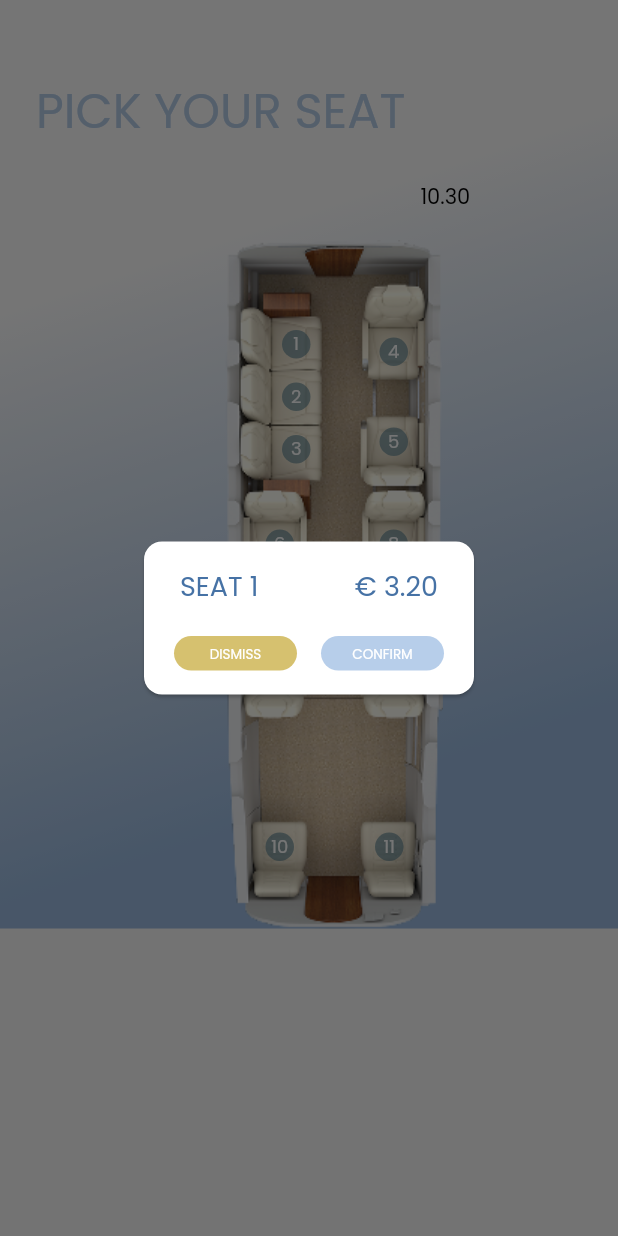
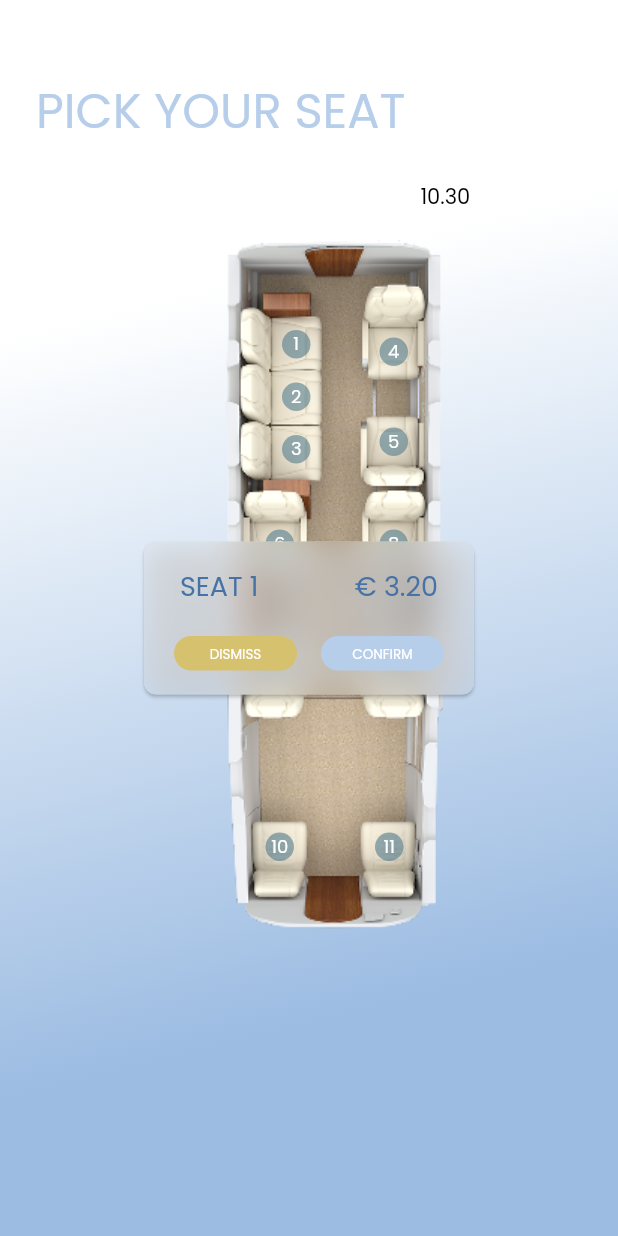
Before and after one commit to charlesarchibong/pick_a_sit, a Flutter app: the PickSeatPage screen opened directly with empty values, after a tap on an icon or button, on a phone screen of 412 x 824 dp. Run offline on Flutter 3.47's test engine with Material 2 defaults, Android fonts, the phone set to English and light mode, and no system bars; our stand-ins replace another_flushbar, bloc, dartz, equatable, flutter_bloc, freezed_annotation and 4 more.

Commit message:
completed widget designs

```diff
--- a/lib/features/pick_seat/presentation/pages/pick_seat_page.dart
+++ b/lib/features/pick_seat/presentation/pages/pick_seat_page.dart
@@ -45,7 +45,9 @@ class PickSeatPage extends StatelessWidget {
   @override
   Widget build(BuildContext context) {
     return WidgetBg(
-      child: SafeArea(
+      child: Scaffold(
+        backgroundColor: Colors.transparent,
+        body: SafeArea(
           child: Padding(
             padding: const EdgeInsets.symmetric(horizontal: 24),
             child: SingleChildScrollView(
@@ -171,6 +173,7 @@ class PickSeatPage extends StatelessWidget {
             ),
           ),
         ),
+      ),
     );
   }
 }
--- a/lib/features/pick_seat/presentation/widgets/seat_number_widget.dart
+++ b/lib/features/pick_seat/presentation/widgets/seat_number_widget.dart
@@ -30,6 +30,7 @@ class SeatNumberWidget extends StatelessWidget {
         onTap: () {
           showDialog(
             context: context,
+            barrierColor: Colors.transparent,
             builder: (context) {
               return Center(
                 child: SelectSeatWidget(
--- a/lib/features/pick_seat/presentation/widgets/select_seat_widget.dart
+++ b/lib/features/pick_seat/presentation/widgets/select_seat_widget.dart
@@ -1,3 +1,5 @@
+import 'dart:ui';
+
 import 'package:flutter/material.dart';
 import 'package:gap/gap.dart';
 import 'package:pick_a_sit/features/pick_seat/presentation/widgets/confirm_booking_widget.dart';
@@ -20,9 +22,16 @@ class SelectSeatWidget extends StatelessWidget {
       width: 228,
       child: Card(
         shape: RoundedRectangleBorder(
-          borderRadius: BorderRadius.circular(12),
+          borderRadius: BorderRadius.circular(8),
         ),
-        color: Colors.white,
+        color: Colors.white.withOpacity(.5),
+        child: ClipRRect(
+          borderRadius: BorderRadius.circular(8),
+          child: BackdropFilter(
+            filter: ImageFilter.blur(
+              sigmaX: 11,
+              sigmaY: 11,
+            ),
             child: Padding(
               padding: const EdgeInsets.symmetric(
                 horizontal: 20,
@@ -82,6 +91,7 @@ class SelectSeatWidget extends StatelessWidget {
                           Navigator.pop(context);
                           showDialog(
                             context: context,
+                            barrierColor: Colors.transparent,
                             builder: (context) {
                               return Center(
                                 child: ConfirmBookingWidget(
@@ -115,6 +125,8 @@ class SelectSeatWidget extends StatelessWidget {
               ),
             ),
           ),
+        ),
+      ),
     );
   }
 }
```
Also changed, not shown: lib/features/pick_seat/presentation/widgets/confirm_booking_widget.dart (+13 -2 lines). Lines whose indentation alone changed are shown as unchanged.
